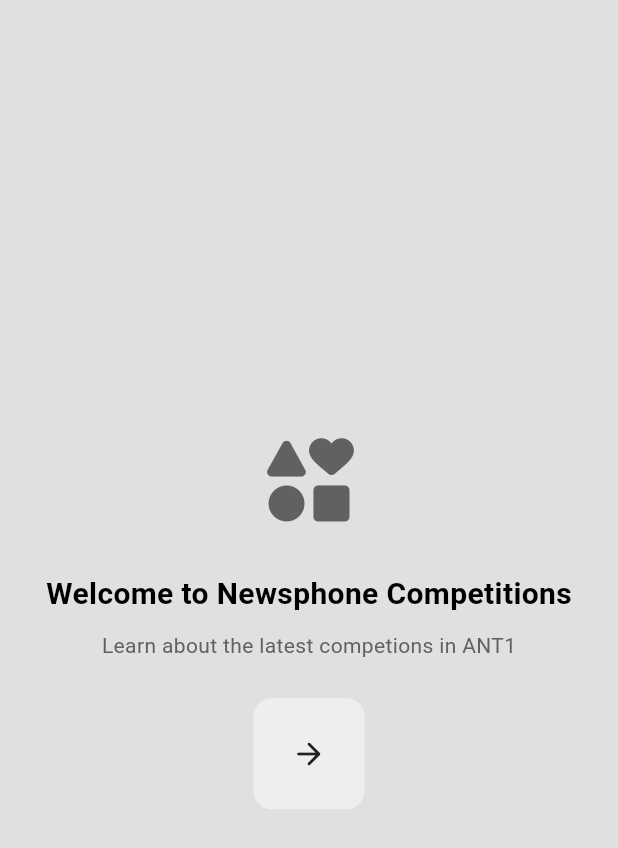
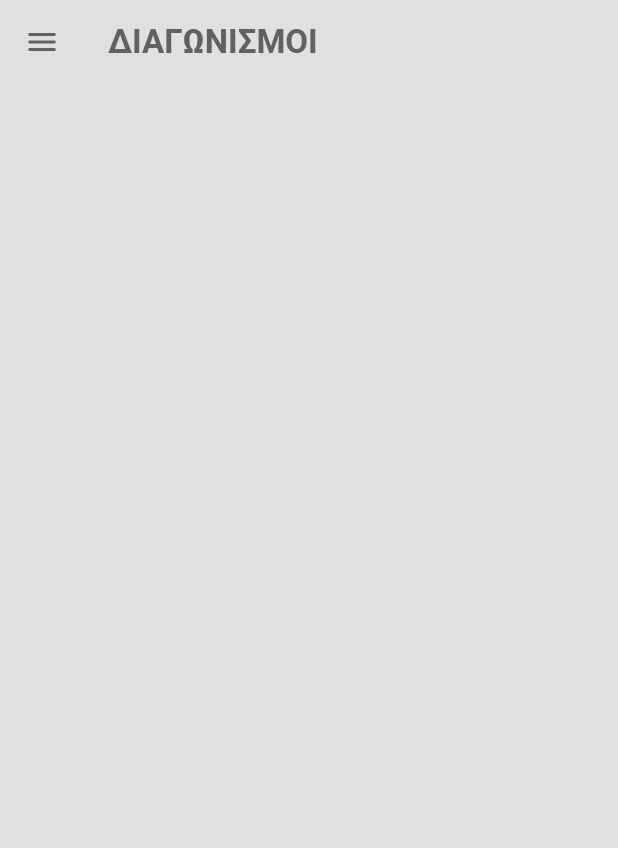
Before and after one commit to smartup-ike/newsphone_competitions, a Flutter app: the screen it shows after launch, after a tap on the "arrow forward" icon, on a phone screen of 412 x 824 dp. Shown: the top 848 px of the screen. Run offline on Flutter 3.47's test engine with Material 3 defaults, Android fonts, the phone set to English and light mode, and no system bars.

Commit message:
Create visual of Main Page

```diff
--- a/lib/main.dart
+++ b/lib/main.dart
@@ -1,5 +1,7 @@
 import 'package:flutter/material.dart';
 import 'package:newsphone_competitions/pages/intro_page.dart';
+import 'package:newsphone_competitions/pages/main_page.dart';
+import 'package:newsphone_competitions/pages/settings_page.dart';
 import 'package:newsphone_competitions/themes/light_mode.dart';
 
 void main() {
@@ -14,8 +16,13 @@
     return MaterialApp(
       debugShowCheckedModeBanner: false,
       title: 'Flutter Demo',
-      home: IntroPage(),
+      home: const IntroPage(),
       theme: lightMode,
+      routes: {
+        '/intro_page': (context) => const IntroPage(),
+        '/main_page': (context) => const MainPage(),
+        '/settings': (context) => const SettingsPage(),
+      },
     );
   }
 }
--- a/lib/pages/intro_page.dart
+++ b/lib/pages/intro_page.dart
@@ -31,7 +31,7 @@
             ),
             const SizedBox(height: 25),
             MyButton(
-              onTap: () {},
+              onTap: () => Navigator.pushNamed(context, '/main_page'),
               child: const Icon(Icons.arrow_forward_rounded),
             ),
           ],
--- /dev/null
+++ b/lib/pages/main_page.dart
@@ -0,0 +1,23 @@
+import 'package:flutter/material.dart';
+import 'package:newsphone_competitions/components/my_drawer.dart';
+
+class MainPage extends StatelessWidget {
+  const MainPage({super.key});
+
+  @override
+  Widget build(BuildContext context) {
+    return Scaffold(
+      appBar: AppBar(
+        backgroundColor: Colors.transparent,
+        elevation: 0,
+        foregroundColor: Theme.of(context).colorScheme.inversePrimary,
+        title: const Text(
+          'ΔΙΑΓΩΝΙΣΜΟΙ',
+          style: TextStyle(fontWeight: FontWeight.bold),
+        ),
+      ),
+      drawer: MyDrawer(),
+      backgroundColor: Theme.of(context).colorScheme.surface,
+    );
+  }
+}
```
Also changed, not shown: lib/components/my_drawer.dart (added, +38 -0 lines), lib/components/my_list_tile.dart (added, +26 -0 lines), lib/pages/settings_page.dart (added, +18 -0 lines), pubspec.yaml (+1 -65 lines).
